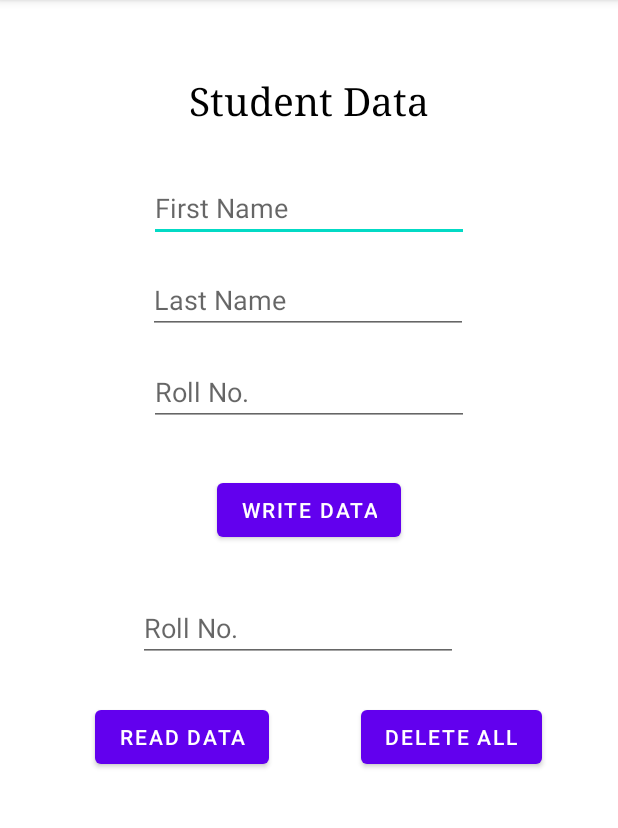
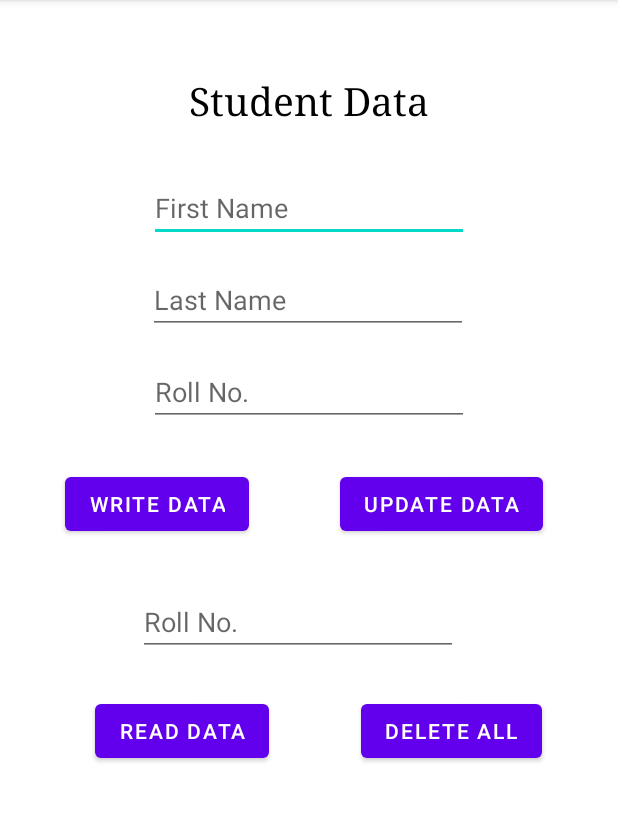
Before and after one commit to physicalrobot/learningAndroidRoom, an Android app: the screen it shows after launch (MainActivity), on a phone screen of 412 x 824 dp, the part 84-912 px from its top. Run offline under Robolectric (Android 15) with nearby library versions, the phone set to English and light mode, and no system bars; our stand-ins replace Room's generated code.

Commit message:
write - update - delete - read local database example!

```diff
--- a/app/src/main/java/com/example/learningdb/StudentDao.kt
+++ b/app/src/main/java/com/example/learningdb/StudentDao.kt
@@ -5,6 +5,7 @@ import androidx.room.Delete
 import androidx.room.Insert
 import androidx.room.OnConflictStrategy
 import androidx.room.Query
+import androidx.room.*
 
 @Dao
 interface StudentDao {
@@ -29,4 +30,8 @@ interface StudentDao {
      @Query("DELETE FROM student_table")
       fun deleteAll()
 
+
+      @Query("UPDATE student_table SET first_name=:firstName,last_name=:lastName WHERE roll_no LIKE :roll")
+       fun update(firstName : String, lastName : String, roll : Int)
+
 }
--- a/app/src/main/res/layout/activity_main.xml
+++ b/app/src/main/res/layout/activity_main.xml
@@ -61,11 +61,12 @@
         android:id="@+id/btn_write_data"
         android:layout_width="wrap_content"
         android:layout_height="wrap_content"
-        android:layout_marginTop="32dp"
+        android:layout_marginTop="312dp"
         android:text="Write Data"
-        app:layout_constraintEnd_toEndOf="parent"
+        app:layout_constraintEnd_toStartOf="@+id/divider"
+        app:layout_constraintHorizontal_bias="0.525"
         app:layout_constraintStart_toStartOf="parent"
-        app:layout_constraintTop_toBottomOf="@+id/et_roll_no" />
+        app:layout_constraintTop_toTopOf="parent" />
 
     <EditText
         android:id="@+id/et_roll_no_read"
@@ -133,4 +134,25 @@
         app:layout_constraintStart_toEndOf="@+id/btnReadData"
         app:layout_constraintTop_toTopOf="@+id/btnReadData" />
 
+    <View
+        android:id="@+id/divider"
+        android:layout_width="1dp"
+        android:layout_height="729dp"
+        android:background="?android:attr/listDivider"
+        android:visibility="invisible"
+        app:layout_constraintEnd_toEndOf="parent"
+        app:layout_constraintStart_toStartOf="parent"
+        tools:layout_editor_absoluteY="1dp" />
+
+    <Button
+        android:id="@+id/btn_update"
+        android:layout_width="wrap_content"
+        android:layout_height="wrap_content"
+        android:layout_marginTop="312dp"
+        android:text="Update Data"
+        app:layout_constraintEnd_toEndOf="parent"
+        app:layout_constraintHorizontal_bias="0.283"
+        app:layout_constraintStart_toEndOf="@+id/divider"
+        app:layout_constraintTop_toTopOf="parent" />
+
 </androidx.constraintlayout.widget.ConstraintLayout>
```
Also changed, not shown: app/src/main/java/com/example/learningdb/MainActivity.kt (+35 -0 lines).
